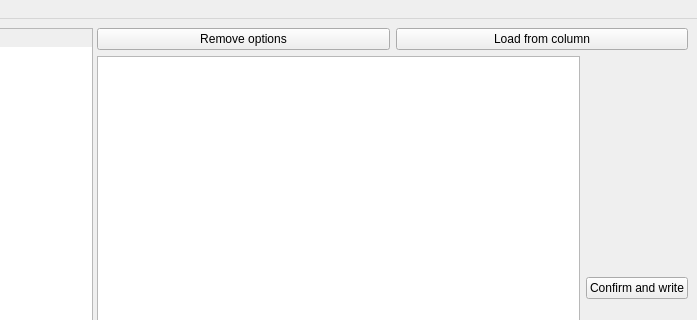
Qt form untitled.ui (MirkoFerrati/categorizer) before a commit; both pictures show x 284 to 981 and y 0 to 320 of the 981 by 750 pixel window.
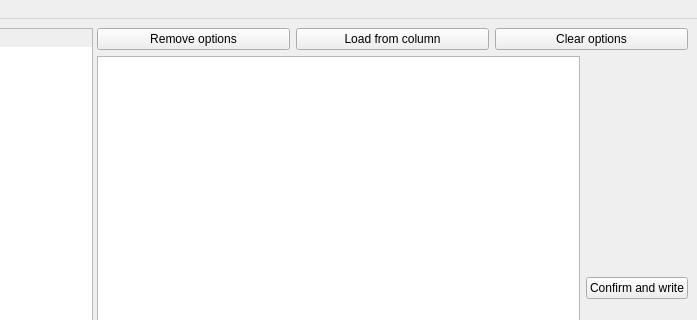
The same form after that commit.

Commit message: improve handling of categories with commas and add clear all feature

The edit to the form file:
```diff
--- a/untitled.ui
+++ b/untitled.ui
@@ -92,6 +92,13 @@
               </property>
              </widget>
             </item>
+            <item>
+             <widget class="QPushButton" name="ClearOption">
+              <property name="text">
+               <string>Clear options</string>
+              </property>
+             </widget>
+            </item>
            </layout>
           </item>
           <item>
```
The commit also changes 2 other files.
